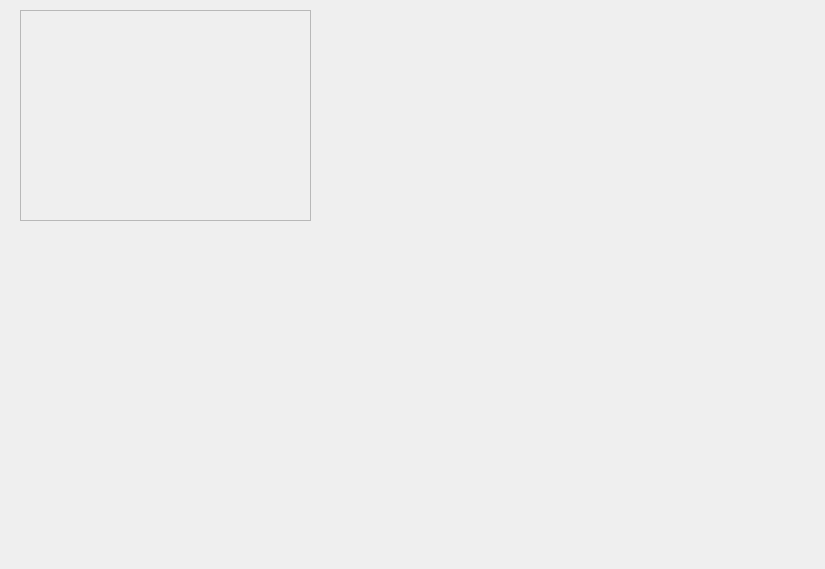
Qt form tripplanner.ui (rizzi-trevor/Proj2TempRepo) before a commit.
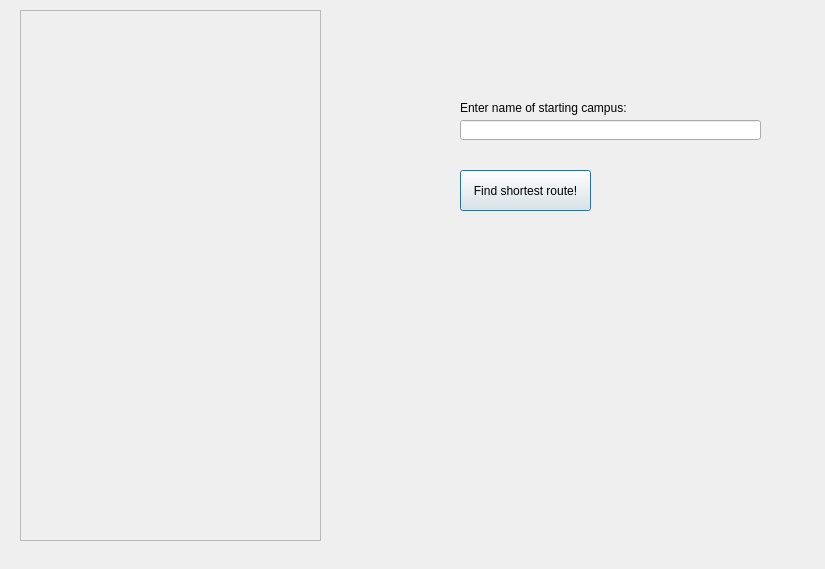
The same form after that commit.

Commit message: trip planner menu updates

What changed in the file:
```diff
--- a/tripplanner.ui
+++ b/tripplanner.ui
@@ -18,8 +18,8 @@
     <rect>
      <x>20</x>
      <y>10</y>
-     <width>291</width>
-     <height>211</height>
+     <width>301</width>
+     <height>531</height>
     </rect>
    </property>
    <property name="widgetResizable">
@@ -30,12 +30,61 @@
      <rect>
       <x>0</x>
       <y>0</y>
-      <width>289</width>
-      <height>209</height>
+      <width>299</width>
+      <height>529</height>
      </rect>
     </property>
    </widget>
   </widget>
+  <widget class="QPushButton" name="pushButton">
+   <property name="geometry">
+    <rect>
+     <x>460</x>
+     <y>170</y>
+     <width>131</width>
+     <height>41</height>
+    </rect>
+   </property>
+   <property name="text">
+    <string>Find shortest route!</string>
+   </property>
+  </widget>
+  <widget class="QLineEdit" name="colName">
+   <property name="geometry">
+    <rect>
+     <x>460</x>
+     <y>120</y>
+     <width>301</width>
+     <height>20</height>
+    </rect>
+   </property>
+  </widget>
+  <widget class="QLabel" name="startCampusHeader">
+   <property name="geometry">
+    <rect>
+     <x>460</x>
+     <y>100</y>
+     <width>221</width>
+     <height>16</height>
+    </rect>
+   </property>
+   <property name="text">
+    <string>Enter name of starting campus:</string>
+   </property>
+  </widget>
+  <widget class="QLabel" name="warningLabel">
+   <property name="geometry">
+    <rect>
+     <x>460</x>
+     <y>150</y>
+     <width>291</width>
+     <height>16</height>
+    </rect>
+   </property>
+   <property name="text">
+    <string/>
+   </property>
+  </widget>
  </widget>
  <resources/>
  <connections/>
```
Left out of the diff: 22 changed lines with no effect on the pictures.
